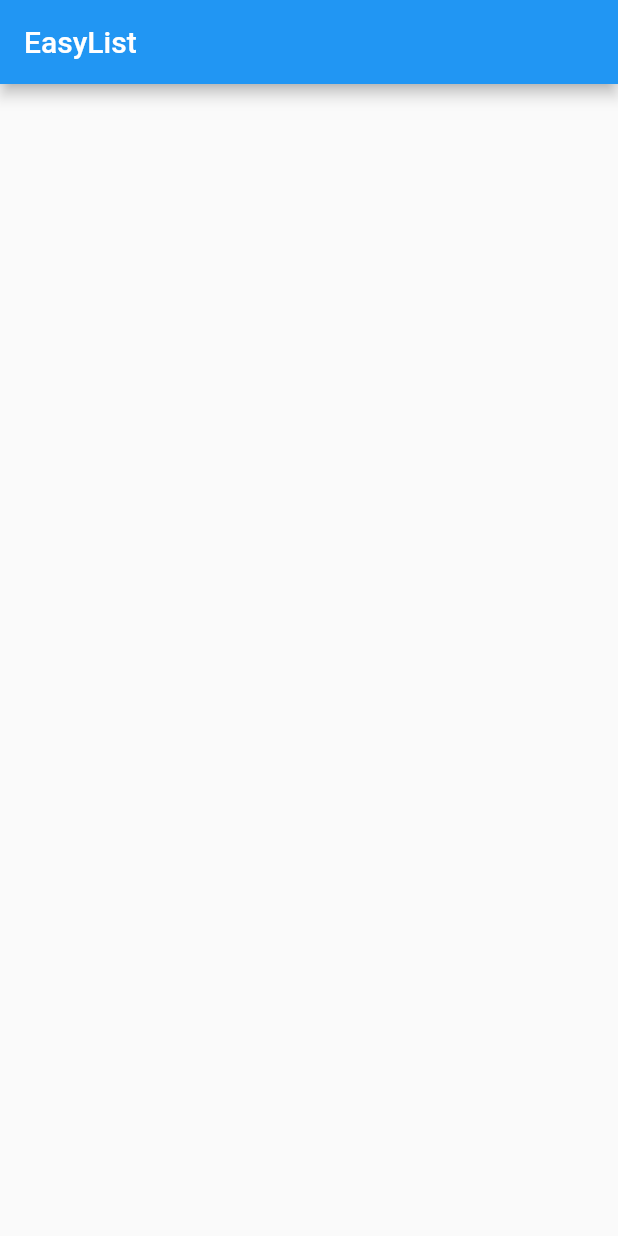
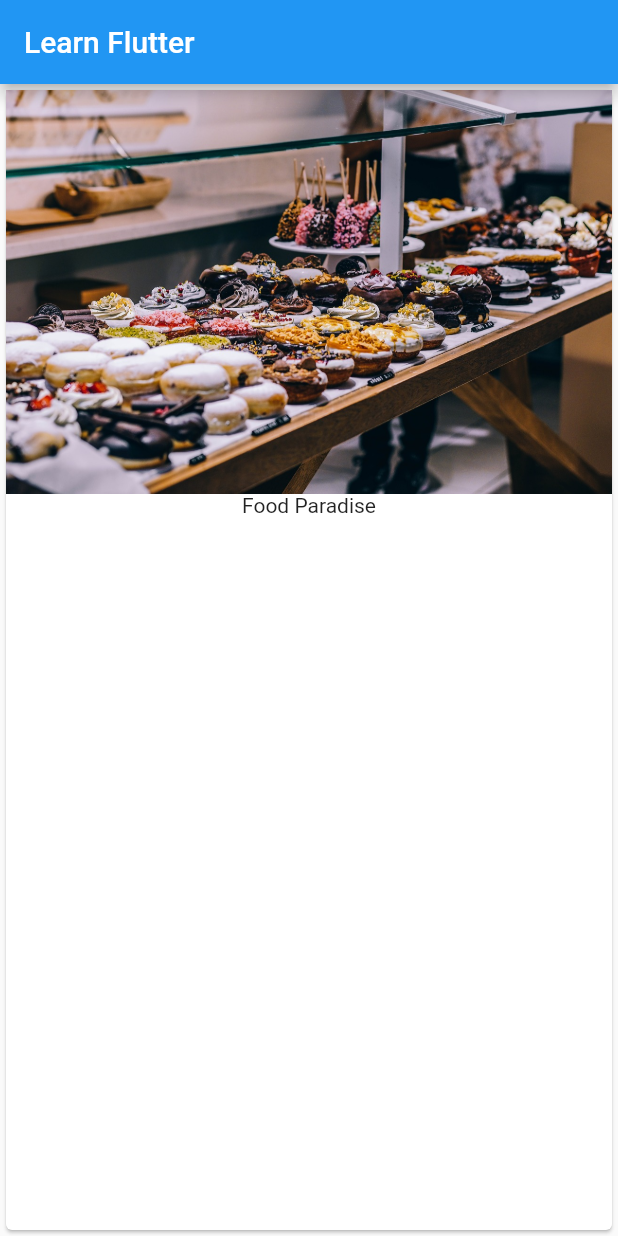
Before and after one commit to mgosfu/LearnFlutterAndDart, a Flutter app: the screen it shows after launch, on a phone screen of 412 x 824 dp. Run offline on Flutter 3.47's test engine with Material 2 defaults, Android fonts, the phone set to English and light mode, and no system bars.

Commit message:
add card & image

```diff
--- a/lib/main.dart
+++ b/lib/main.dart
@@ -2,13 +2,21 @@ import 'package:flutter/material.dart';
 
 void main() => runApp(MyApp());
 
-
 class MyApp extends StatelessWidget {
+  @override
   Widget build(BuildContext context) {
     return MaterialApp(
       home: Scaffold(
         appBar: AppBar(
-          title: Text('EasyList'),
+          title: Text('Learn Flutter'),
+        ),
+        body: Card(
+          child: Column(
+            children: <Widget>[
+              Image.asset('assets/food.jpg'),
+              Text('Food Paradise')
+            ],
+          ),
         ),
       ),
     );
--- a/pubspec.yaml
+++ b/pubspec.yaml
@@ -41,7 +41,8 @@ flutter:
   uses-material-design: true
 
   # To add assets to your application, add an assets section, like this:
-  # assets:
+  assets:
+    - assets/food.jpg
   #  - images/a_dot_burr.jpeg
   #  - images/a_dot_ham.jpeg
 
```
Also changed, not shown: assets/food.jpg (added).
